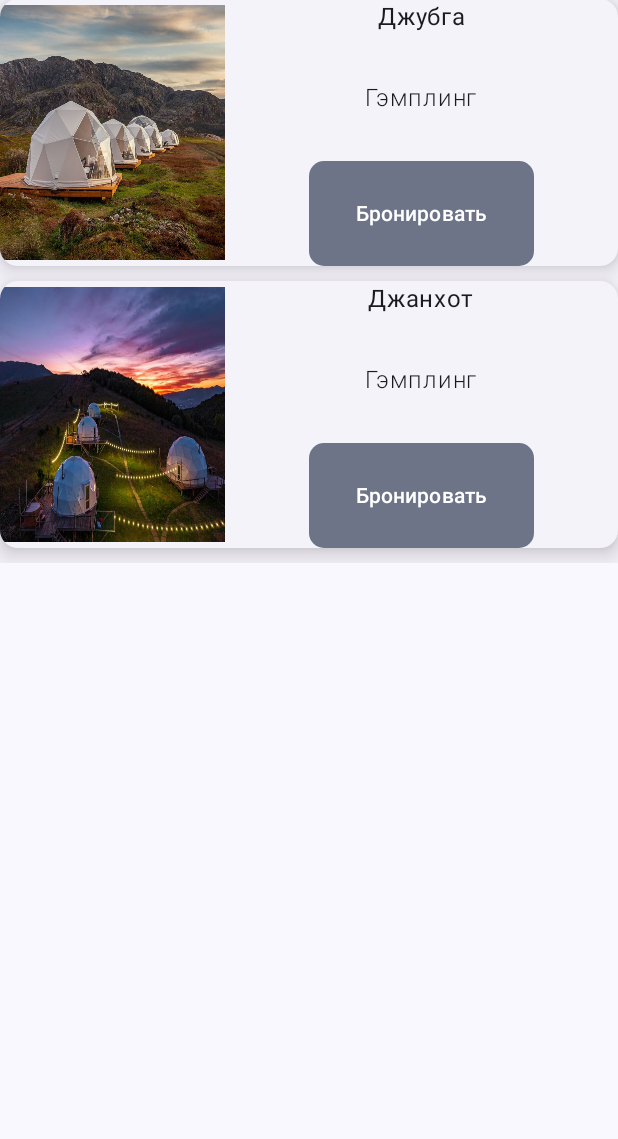
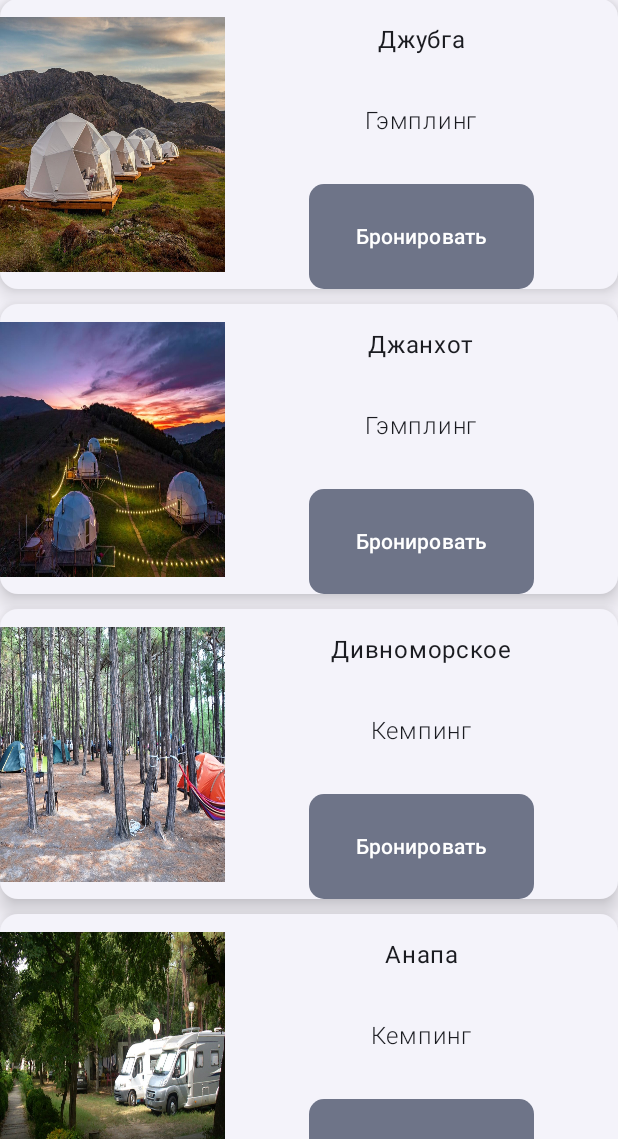
Before and after one commit to mk1MoreBugs/SmartTravel, an Android app built with Jetpack Compose: the screen it shows after launch (MainActivity), on a phone screen of 412 x 824 dp, the part 97-1236 px from its top. Run offline under Robolectric (Android 15) with nearby library versions, the phone set to English and light mode, and no system bars; libraries missing offline, so code that uses them is left out: com.yandex.mapkit.

Commit message:
change Home screen

```diff
--- a/android/app/src/main/java/hackathon/smarttravel/ui/home/HomeScreen.kt
+++ b/android/app/src/main/java/hackathon/smarttravel/ui/home/HomeScreen.kt
@@ -57,6 +57,7 @@ fun CardItem(
     onNavigateToItem: () -> Unit,
 ) {
     val paddingBottom = 30.dp
+    val paddingTop = 15.dp
     ElevatedCard(
         modifier = Modifier.fillMaxWidth(),
         elevation = CardDefaults.cardElevation(10.dp),
@@ -75,7 +76,7 @@ fun CardItem(
                 horizontalAlignment = Alignment.CenterHorizontally
             ) {
                 Text(
-                    modifier = Modifier.padding(bottom = paddingBottom),
+                    modifier = Modifier.padding(bottom = paddingBottom, top = paddingTop),
                     text = item.city,
                 )
                 Text(
--- a/android/app/src/main/java/hackathon/smarttravel/ui/home/HomeViewModel.kt
+++ b/android/app/src/main/java/hackathon/smarttravel/ui/home/HomeViewModel.kt
@@ -37,7 +37,22 @@ class HomeViewModel : ViewModel() {
                             photo = R.drawable.dzhanhot,
                             city = "Джанхот",
                             type = "Гэмплинг",
-                        )
+                        ),
+                        Item(
+                            photo = R.drawable.divnomorskoe,
+                            city = "Дивноморское",
+                            type = "Кемпинг",
+                        ),
+                        Item(
+                            photo = R.drawable.anapa,
+                            city = "Анапа",
+                            type = "Кемпинг",
+                        ),
+                        Item(
+                            photo = R.drawable.vityazevo,
+                            city = "Витязево",
+                            type = "Гэмплинг",
+                        ),
                     ),
                     fetch = false,
                 )
```
Also changed, not shown: android/app/src/main/res/drawable/anapa.jpeg (added), android/app/src/main/res/drawable/divnomorskoe.jpg (added), 1 other file.
